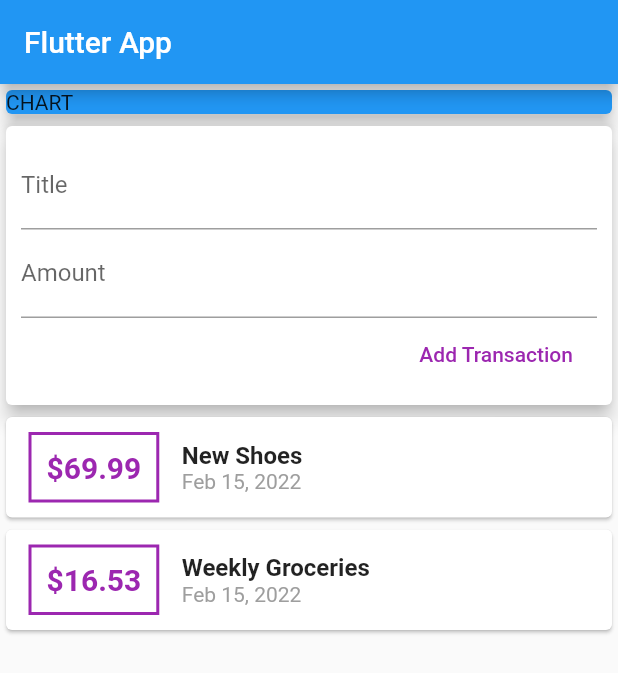
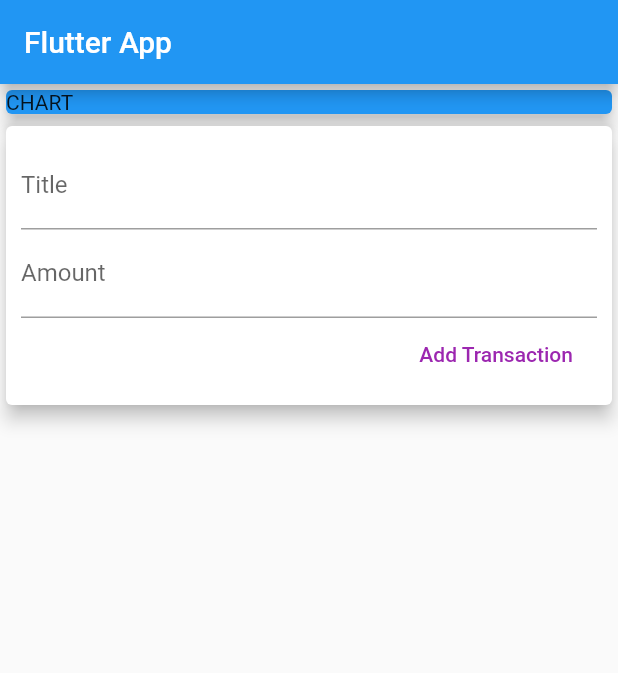
Before and after one commit to janbmagnait/personal_expense_tracker, a Flutter app: the screen it shows after launch, on a phone screen of 412 x 824 dp. Shown: the top 673 px of the screen. Run offline on Flutter 3.47's test engine with Material 2 defaults, Android fonts, the phone set to English and light mode, and no system bars.

```diff
--- a/lib/main.dart
+++ b/lib/main.dart
@@ -1,6 +1,5 @@
 import 'package:flutter/material.dart';
-import 'package:intl/intl.dart';
-import 'package:personal_expense_tracker/transaction.dart';
+import './widgets/transaction_list.dart';
 
 void main() => runApp(MyApp());
 
@@ -15,21 +14,6 @@ class MyApp extends StatelessWidget {
 }
 
 class MyHomePage extends StatelessWidget {
-  final List<Transaction> transactions = [
-    Transaction(
-      id: 't1',
-      title: 'New Shoes',
-      amount: 69.99,
-      date: DateTime.now(),
-    ),
-    Transaction(
-      id: 't2',
-      title: 'Weekly Groceries',
-      amount: 16.53,
-      date: DateTime.now(),
-    )
-  ];
-
   // String titleInput;
   // String amountInput;
   final titleController = TextEditingController();
@@ -83,55 +67,7 @@ class MyHomePage extends StatelessWidget {
               ),
             ),
           ),
-          Column(
-            children: transactions.map((tx) {
-              return Card(
-                child: Row(
-                  children: <Widget>[
-                    Container(
-                      margin: EdgeInsets.symmetric(
-                        vertical: 10,
-                        horizontal: 15,
-                      ),
-                      decoration: BoxDecoration(
-                        border: Border.all(
-                          color: Colors.purple,
-                          width: 2,
-                        ),
-                      ),
-                      padding: EdgeInsets.all(10),
-                      child: Text(
-                        '\$${tx.amount}',
-                        style: TextStyle(
-                          fontWeight: FontWeight.bold,
-                          fontSize: 20,
-                          color: Colors.purple,
-                        ),
-                      ),
-                    ),
-                    Column(
-                      crossAxisAlignment: CrossAxisAlignment.start,
-                      children: <Widget>[
-                        Text(
-                          tx.title,
-                          style: TextStyle(
-                            fontSize: 16,
-                            fontWeight: FontWeight.bold,
-                          ),
-                        ),
-                        Text(
-                          DateFormat.yMMMd().format(tx.date),
-                          style: TextStyle(
-                            color: Colors.grey,
-                          ),
-                        ),
-                      ],
-                    ),
-                  ],
-                ),
-              );
-            }).toList(),
-          ),
+          TransactionList()
         ],
       ),
     );
```
Also changed, not shown: lib/widgets/transaction_list.dart (added, +76 -0 lines), lib/widgets/user_transactions.dart (added, +32 -0 lines), lib/models/transaction.dart (renamed from lib/transaction.dart), lib/widgets/new_transaction.dart (added).
